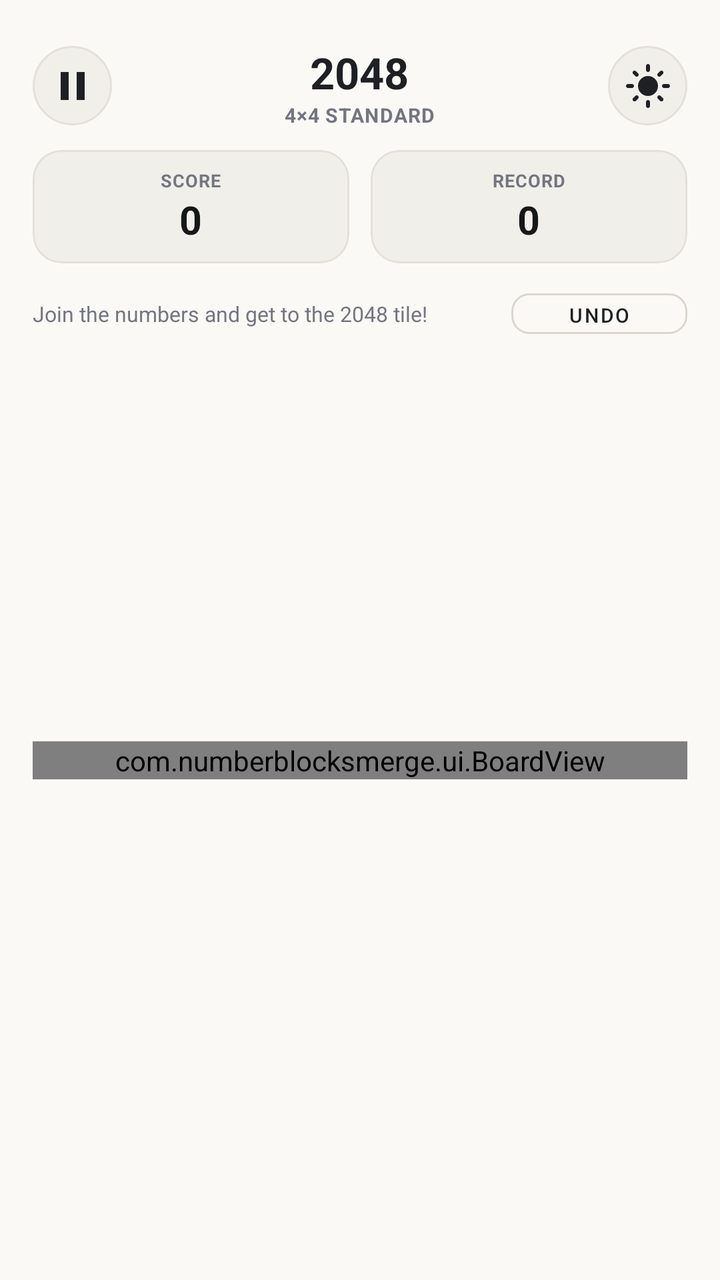
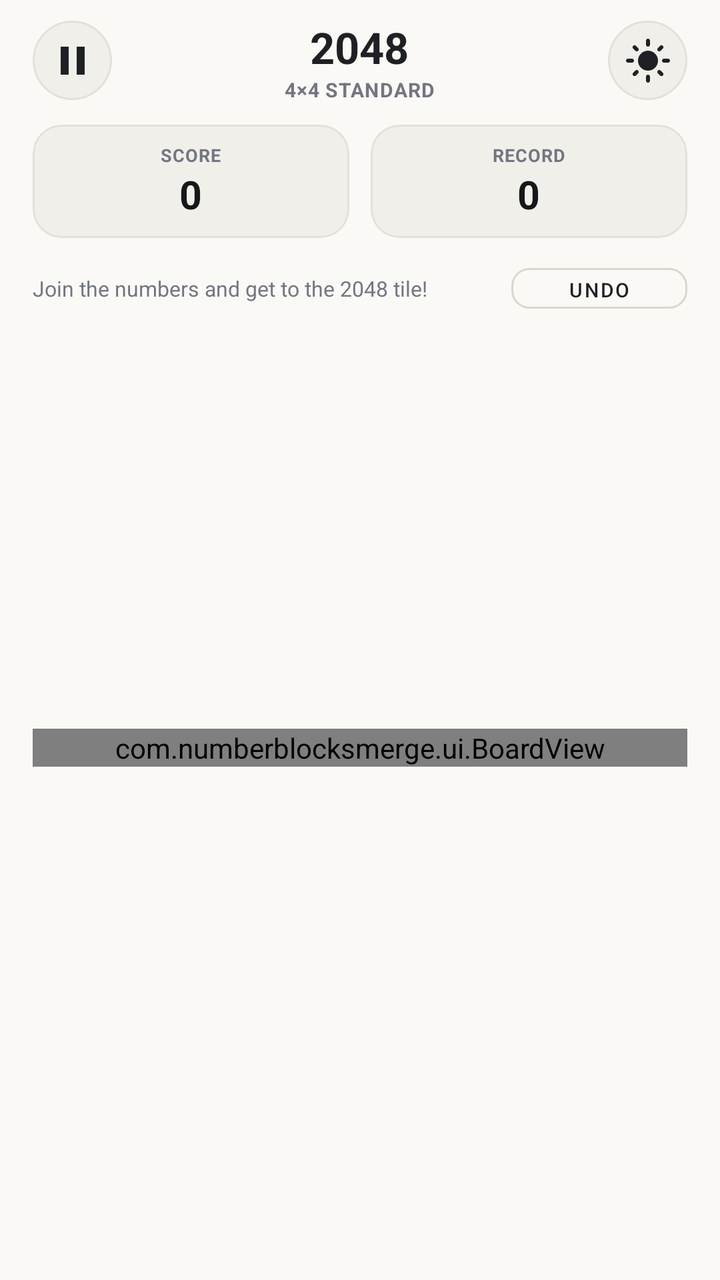

Before-and-after screenshots of an Android layout around one commit, followed by the original layout XML and the change that was made.
<!-- AndroidManifest.xml: application theme Theme.NumberBlocks -->
<!-- res/layout/activity_main.xml -->
<?xml version="1.0" encoding="utf-8"?>
<LinearLayout xmlns:android="http://schemas.android.com/apk/res/android"
    xmlns:app="http://schemas.android.com/apk/res-auto"
    android:id="@+id/root_layout"
    android:layout_width="match_parent"
    android:layout_height="match_parent"
    android:orientation="vertical"
    android:background="#FAF9F6"
    android:paddingStart="@dimen/dp_18"
    android:paddingEnd="@dimen/dp_18"
    android:paddingTop="@dimen/dp_24"
    android:paddingBottom="@dimen/dp_8">

    
    <RelativeLayout
        android:layout_width="match_parent"
        android:layout_height="wrap_content">

        
        <ImageButton
            android:id="@+id/btn_pause"
            android:layout_width="@dimen/dp_44"
            android:layout_height="@dimen/dp_44"
            android:layout_alignParentStart="true"
            android:layout_centerVertical="true"
            android:background="@drawable/btn_circle_surface"
            android:contentDescription="@string/cd_pause_menu"
            android:padding="@dimen/dp_12"
            android:src="@drawable/ic_pause"
            app:tint="#1E2024" />

        
        <LinearLayout
            android:layout_width="wrap_content"
            android:layout_height="wrap_content"
            android:layout_centerInParent="true"
            android:gravity="center_horizontal"
            android:orientation="vertical">

            <TextView
                android:id="@+id/tv_title"
                android:layout_width="wrap_content"
                android:layout_height="wrap_content"
                android:text="@string/title_2048"
                android:textColor="#1E2024"
                android:textSize="@dimen/sp_24"
                android:textStyle="bold" />

            <TextView
                android:id="@+id/tv_mode_badge"
                android:layout_width="wrap_content"
                android:layout_height="wrap_content"
                android:letterSpacing="0.04"
                android:text="4×4 STANDARD"
                android:textColor="#737680"
                android:textSize="@dimen/sp_11"
                android:textStyle="bold" />
        </LinearLayout>

        
        <ImageButton
            android:id="@+id/btn_theme_toggle"
            android:layout_width="@dimen/dp_44"
            android:layout_height="@dimen/dp_44"
            android:layout_alignParentEnd="true"
            android:layout_centerVertical="true"
            android:background="@drawable/btn_circle_surface"
            android:contentDescription="@string/cd_theme_toggle"
            android:padding="@dimen/dp_11"
            android:src="@drawable/ic_sun"
            app:tint="#1E2024" />
    </RelativeLayout>

    
    <LinearLayout
        android:layout_width="match_parent"
        android:layout_height="wrap_content"
        android:orientation="horizontal"
        android:layout_marginTop="@dimen/dp_12">

        
        <com.google.android.material.card.MaterialCardView
            android:id="@+id/card_score"
            android:layout_width="0dp"
            android:layout_height="wrap_content"
            android:layout_weight="1"
            android:layout_marginEnd="@dimen/dp_6"
            app:cardBackgroundColor="#F0EFEA"
            app:cardCornerRadius="@dimen/dp_16"
            app:cardElevation="0dp"
            app:strokeColor="#E3E1D8"
            app:strokeWidth="@dimen/dp_1">

            <LinearLayout
                android:layout_width="match_parent"
                android:layout_height="wrap_content"
                android:orientation="vertical"
                android:gravity="center"
                android:padding="@dimen/dp_10">

                <TextView
                    android:id="@+id/tv_score_label"
                    android:layout_width="wrap_content"
                    android:layout_height="wrap_content"
                    android:text="@string/score"
                    android:textColor="#737680"
                    android:textSize="@dimen/sp_10"
                    android:textStyle="bold"
                    android:letterSpacing="0.04" />

                <TextView
                    android:id="@+id/tv_score"
                    android:layout_width="wrap_content"
                    android:layout_height="wrap_content"
                    android:text="0"
                    android:textColor="#161719"
                    android:textSize="@dimen/sp_22"
                    android:textStyle="bold" />
            </LinearLayout>
        </com.google.android.material.card.MaterialCardView>

        
        <com.google.android.material.card.MaterialCardView
            android:id="@+id/card_best"
            android:layout_width="0dp"
            android:layout_height="wrap_content"
            android:layout_weight="1"
            android:layout_marginStart="@dimen/dp_6"
            app:cardBackgroundColor="#F0EFEA"
            app:cardCornerRadius="@dimen/dp_16"
            app:cardElevation="0dp"
            app:strokeColor="#E3E1D8"
            app:strokeWidth="@dimen/dp_1">

            <LinearLayout
                android:layout_width="match_parent"
                android:layout_height="wrap_content"
                android:orientation="vertical"
                android:gravity="center"
                android:padding="@dimen/dp_10">

                <TextView
                    android:id="@+id/tv_best_label"
                    android:layout_width="wrap_content"
                    android:layout_height="wrap_content"
                    android:text="@string/best"
                    android:textColor="#737680"
                    android:textSize="@dimen/sp_10"
                    android:textStyle="bold"
                    android:letterSpacing="0.04" />

                <TextView
                    android:id="@+id/tv_best"
                    android:layout_width="wrap_content"
                    android:layout_height="wrap_content"
                    android:text="0"
                    android:textColor="#161719"
                    android:textSize="@dimen/sp_22"
                    android:textStyle="bold" />
            </LinearLayout>
        </com.google.android.material.card.MaterialCardView>
    </LinearLayout>

    
    <LinearLayout
        android:layout_width="match_parent"
        android:layout_height="wrap_content"
        android:orientation="horizontal"
        android:gravity="center_vertical"
        android:layout_marginTop="@dimen/dp_10">

        <TextView
            android:id="@+id/tv_combo"
            android:layout_width="0dp"
            android:layout_height="wrap_content"
            android:layout_weight="1"
            android:text="Join the numbers and get to the 2048 tile!"
            android:textColor="#737680"
            android:textSize="@dimen/sp_12" />

        <Button
            android:id="@+id/btn_undo"
            style="@style/Widget.MaterialComponents.Button.OutlinedButton"
            android:layout_width="wrap_content"
            android:layout_height="@dimen/dp_36"
            android:text="@string/undo"
            android:textColor="#1E2024"
            android:textSize="@dimen/sp_11"
            android:paddingStart="@dimen/dp_12"
            android:paddingEnd="@dimen/dp_12"
            app:strokeColor="#D9D7CE"
            app:cornerRadius="@dimen/dp_10" />
    </LinearLayout>

    
    <FrameLayout
        android:layout_width="match_parent"
        android:layout_height="0dp"
        android:layout_weight="1"
        android:layout_marginTop="@dimen/dp_8"
        android:layout_marginBottom="@dimen/dp_8">

        <com.numberblocksmerge.ui.BoardView
            android:id="@+id/board_view"
            android:layout_width="match_parent"
            android:layout_height="wrap_content"
            android:layout_gravity="center" />

        
        <com.google.android.material.card.MaterialCardView
            android:id="@+id/card_milestone_celebration"
            android:layout_width="wrap_content"
            android:layout_height="wrap_content"
            android:layout_gravity="center"
            android:visibility="gone"
            app:cardBackgroundColor="#1E2024"
            app:cardCornerRadius="@dimen/dp_26"
            app:cardElevation="@dimen/dp_12"
            app:strokeColor="#FFD54F"
            app:strokeWidth="@dimen/dp_2">

            <LinearLayout
                android:layout_width="wrap_content"
                android:layout_height="wrap_content"
                android:gravity="center_vertical"
                android:orientation="horizontal"
                android:paddingStart="@dimen/dp_18"
                android:paddingEnd="@dimen/dp_20"
                android:paddingTop="@dimen/dp_10"
                android:paddingBottom="@dimen/dp_10">

                <TextView
                    android:id="@+id/tv_celebration_tile"
                    android:layout_width="@dimen/dp_44"
                    android:layout_height="@dimen/dp_44"
                    android:background="@drawable/circle_badge"
                    android:backgroundTint="#EDC22E"
                    android:gravity="center"
                    android:text="@string/title_2048"
                    android:textColor="#FFFFFF"
                    android:textSize="@dimen/sp_13"
                    android:textStyle="bold" />

                <LinearLayout
                    android:layout_width="wrap_content"
                    android:layout_height="wrap_content"
                    android:layout_marginStart="@dimen/dp_14"
                    android:orientation="vertical">

                    <TextView
                        android:layout_width="wrap_content"
                        android:layout_height="wrap_content"
                        android:letterSpacing="0.08"
                        android:text="✦ MILESTONE REACHED ✦"
                        android:textColor="#FFD54F"
                        android:textSize="@dimen/sp_10"
                        android:textStyle="bold" />

                    <TextView
                        android:id="@+id/tv_celebration_title"
                        android:layout_width="wrap_content"
                        android:layout_height="wrap_content"
                        android:text="Tile 2048 Unlocked!"
                        android:textColor="#FFFFFF"
                        android:textSize="@dimen/sp_15"
                        android:textStyle="bold" />
                </LinearLayout>
            </LinearLayout>
        </com.google.android.material.card.MaterialCardView>
    </FrameLayout>

    
    <FrameLayout
        android:id="@+id/banner_container"
        android:layout_width="match_parent"
        android:layout_height="@dimen/dp_50"
        android:layout_gravity="bottom|center_horizontal" />
</LinearLayout>
<!-- resources referenced by this layout -->
<resources>
  <dimen name="dp_1">1.00dp</dimen>
  <dimen name="dp_10">10.00dp</dimen>
  <dimen name="dp_11">11.00dp</dimen>
  <dimen name="dp_12">12.00dp</dimen>
  <dimen name="dp_14">14.00dp</dimen>
  <dimen name="dp_16">16.00dp</dimen>
  <dimen name="dp_18">18.00dp</dimen>
  <dimen name="dp_2">2.00dp</dimen>
  <dimen name="dp_20">20.00dp</dimen>
  <dimen name="dp_24">24.00dp</dimen>
  <dimen name="dp_26">26.00dp</dimen>
  <dimen name="dp_36">36.00dp</dimen>
  <dimen name="dp_44">44.00dp</dimen>
  <dimen name="dp_50">50.00dp</dimen>
  <dimen name="dp_6">6.00dp</dimen>
  <dimen name="dp_8">8.00dp</dimen>
  <dimen name="sp_10">10.00sp</dimen>
  <dimen name="sp_11">11.00sp</dimen>
  <dimen name="sp_12">12.00sp</dimen>
  <dimen name="sp_13">13.00sp</dimen>
  <dimen name="sp_15">15.00sp</dimen>
  <dimen name="sp_22">22.00sp</dimen>
  <dimen name="sp_24">24.00sp</dimen>
  <!-- drawable btn_circle_surface (drawable) -->
  <?xml version="1.0" encoding="utf-8"?>
  <ripple xmlns:android="http://schemas.android.com/apk/res/android"
      android:color="#20000000">
      <item>
          <shape android:shape="oval">
              <solid android:color="#F0EFEA" />
              <stroke android:width="@dimen/dp_1" android:color="#E3E1D8" />
          </shape>
      </item>
  </ripple>
  <!-- drawable circle_badge (drawable) -->
  <?xml version="1.0" encoding="utf-8"?>
  <shape xmlns:android="http://schemas.android.com/apk/res/android"
      android:shape="oval">
      <solid android:color="#FFFFFF" />
  </shape>
  <!-- drawable ic_pause (drawable) -->
  <vector xmlns:android="http://schemas.android.com/apk/res/android"
      android:width="24dp"
      android:height="24dp"
      android:viewportWidth="24"
      android:viewportHeight="24">
      <path
          android:fillColor="#FF000000"
          android:pathData="M6,19h4V5H6v14zm8,-14v14h4V5h-4z"/>
  </vector>
  <!-- drawable ic_sun (drawable) -->
  <vector xmlns:android="http://schemas.android.com/apk/res/android"
      android:width="24dp"
      android:height="24dp"
      android:viewportWidth="24"
      android:viewportHeight="24">
      <path
          android:fillColor="#FF000000"
          android:pathData="M12,7c-2.76,0 -5,2.24 -5,5s2.24,5 5,5 5,-2.24 5,-5 -2.24,-5 -5,-5zM2,13h2c0.55,0 1,-0.45 1,-1s-0.45,-1 -1,-1L2,11c-0.55,0 -1,0.45 -1,1s0.45,1 1,1zm18,0h2c0.55,0 1,-0.45 1,-1s-0.45,-1 -1,-1h-2c-0.55,0 -1,0.45 -1,1s0.45,1 1,1zM11,2v2c0,0.55 0.45,1 1,1s1,-0.45 1,-1L13,2c0,-0.55 -0.45,-1 -1,-1s-1,0.45 -1,1zm0,18v2c0,0.55 0.45,1 1,1s1,-0.45 1,-1v-2c0,-0.55 -0.45,-1 -1,-1s-1,0.45 -1,1zM5.99,4.58c-0.39,-0.39 -1.03,-0.39 -1.41,0s-0.39,1.03 0,1.41l1.06,1.06c0.39,0.39 1.03,0.39 1.41,0s0.39,-1.03 0,-1.41L5.99,4.58zm12.37,12.37c-0.39,-0.39 -1.03,-0.39 -1.41,0s-0.39,1.03 0,1.41l1.06,1.06c0.39,0.39 1.03,0.39 1.41,0s0.39,-1.03 0,-1.41l-1.06,-1.06zm1.06,-10.96c0.39,-0.39 0.39,-1.03 0,-1.41s-1.03,-0.39 -1.41,0l-1.06,1.06c-0.39,0.39 -0.39,1.03 0,1.41s1.03,0.39 1.41,0l1.06,-1.06zM7.05,18.36c0.39,-0.39 0.39,-1.03 0,-1.41s-1.03,-0.39 -1.41,0l-1.06,1.06c-0.39,0.39 -0.39,1.03 0,1.41s1.03,0.39 1.41,0l1.06,-1.06z"/>
  </vector>
  <string name="best">RECORD</string>
  <string name="cd_pause_menu">Pause Menu</string>
  <string name="cd_theme_toggle">Toggle Theme</string>
  <string name="score">SCORE</string>
  <string name="title_2048">2048</string>
  <string name="undo">UNDO</string>
  <style name="Theme.NumberBlocks" parent="Theme.MaterialComponents.DayNight.NoActionBar">
          <item name="colorPrimary">@color/primary</item>
          <item name="colorPrimaryVariant">@color/primary_variant</item>
          <item name="colorSecondary">@color/secondary</item>
          <item name="android:statusBarColor">@color/background</item>
          <item name="android:navigationBarColor">@color/background</item>
          <item name="android:windowBackground">@color/background</item>
      </style>
  <color name="primary">#1E2024</color>
  <color name="primary_variant">#161719</color>
  <color name="secondary">#5A5D66</color>
  <color name="background">#FAF9F6</color>
</resources>

<!-- the commit's change to res/layout/activity_main.xml (unified diff, before → after) -->
@@ -8,7 +8,7 @@
     android:background="#FAF9F6"
     android:paddingStart="@dimen/dp_18"
     android:paddingEnd="@dimen/dp_18"
-    android:paddingTop="@dimen/dp_24"
+    android:paddingTop="@dimen/dp_10"
     android:paddingBottom="@dimen/dp_8">
 
     
<!-- resource entries referenced after the edit -->
@@ -9,7 +9,6 @@
   <dimen name="dp_18">18.00dp</dimen>
   <dimen name="dp_2">2.00dp</dimen>
   <dimen name="dp_20">20.00dp</dimen>
-  <dimen name="dp_24">24.00dp</dimen>
   <dimen name="dp_26">26.00dp</dimen>
   <dimen name="dp_36">36.00dp</dimen>
   <dimen name="dp_44">44.00dp</dimen>
@@ -73,6 +72,7 @@
           <item name="android:statusBarColor">@color/background</item>
           <item name="android:navigationBarColor">@color/background</item>
           <item name="android:windowBackground">@color/background</item>
+          <item name="android:windowLightStatusBar">true</item>
       </style>
   <color name="primary">#1E2024</color>
   <color name="primary_variant">#161719</color>
